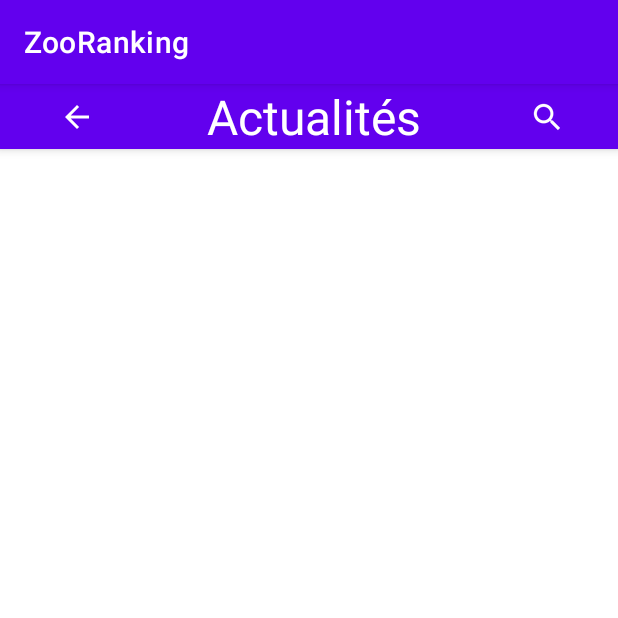
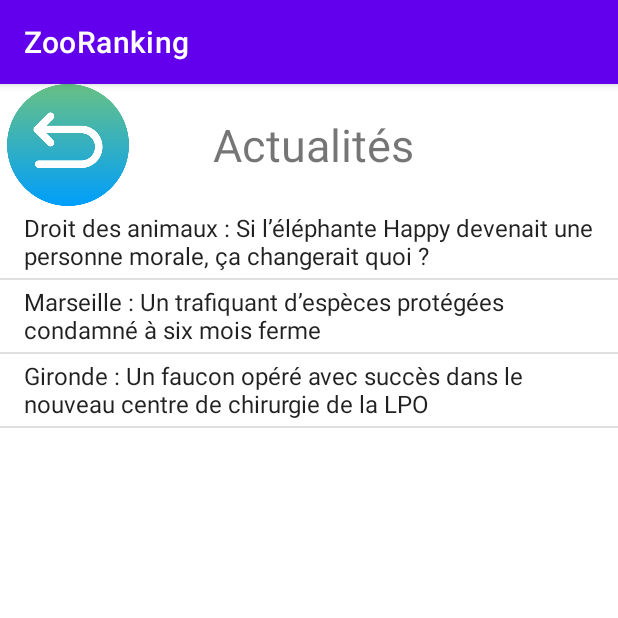
Before and after one commit to TheoGicquel/l3-ZooRanking-App, an Android app: the NewsActivity screen opened directly, with no data from a screen before it, on a phone screen of 412 x 824 dp, the top half of it. Run offline under Robolectric (Android 15) with nearby library versions, the phone set to English and light mode, and no system bars.

Commit message:
added code provided by Victor

```diff
--- a/app/src/main/java/zoo/turquoise/zooappturquoise/NewsActivity.java
+++ b/app/src/main/java/zoo/turquoise/zooappturquoise/NewsActivity.java
@@ -1,23 +1,37 @@
 package zoo.turquoise.zooappturquoise;
 
 import android.content.Intent;
+import android.net.Uri;
 import android.os.Bundle;
 import android.view.View;
+import android.widget.AdapterView;
+import android.widget.ArrayAdapter;
 import android.widget.ListView;
 import androidx.appcompat.app.AppCompatActivity;
 import androidx.cardview.widget.CardView;
 
 public class NewsActivity extends AppCompatActivity {
+
     @Override
     protected void onCreate(Bundle savedInstanceState) {
         super.onCreate(savedInstanceState);
         setContentView(R.layout.news_layout);
-        ListView newsListView = findViewById(R.id.newsListView);
 
+        NewsArticle new1 = new NewsArticle("Droit des animaux : Si l’éléphante Happy devenait une personne morale, ça changerait quoi ?", "https://www.20minutes.fr/societe/3296363-20220524-droit-animaux-si-elephante-happy-devenait-personne-morale-ca-changerait-quoi");
+        NewsArticle new2 = new NewsArticle("Marseille : Un trafiquant d’espèces protégées condamné à six mois ferme", "https://www.20minutes.fr/justice/3294283-20220520-marseille-trafiquant-especes-protegees-condamne-six-mois-ferme");
+        NewsArticle new3 = new NewsArticle("Gironde : Un faucon opéré avec succès dans le nouveau centre de chirurgie de la LPO","https://www.20minutes.fr/planete/3284955-20220506-gironde-faucon-opere-succes-nouveau-centre-chirurgie-lpo");
+        NewsArticle[] listNew = new NewsArticle[]{new1,new2, new3};
 
+        ListView listViewNew = (ListView) findViewById(R.id.listNews);
 
-        //newsListView.addView();
-
+        listViewNew.setAdapter(new ArrayAdapter<NewsArticle>(this, android.R.layout.simple_list_item_1, listNew));
+        listViewNew.setOnItemClickListener(new AdapterView.OnItemClickListener() {
+            @Override
+            public void onItemClick(AdapterView<?> adapterView, View view, int i, long l) {
+                Uri uri=Uri.parse(listNew[i].getUrl());
+                startActivity(new Intent(Intent.ACTION_VIEW,uri));
+            }
+        });
     }
     public void switchToMainActivity(View view) {
         Intent intent = new Intent(this, MainActivity.class);
@@ -26,11 +40,4 @@ public class NewsActivity extends AppCompatActivity {
 
     }
 
-
-    public void switchToRankingActivity(View view) {
-        Intent intent = new Intent(this, RankingActivity.class);
-        startActivity(intent);
-        finish();
-
-    }
 }
--- /dev/null
+++ b/app/src/main/java/zoo/turquoise/zooappturquoise/NewsArticle.java
@@ -0,0 +1,26 @@
+package zoo.turquoise.zooappturquoise;
+
+public class NewsArticle {
+    private String title, url;
+
+    public NewsArticle()
+    {
+        this.title = "Article introuvable";
+        this.url = "https://www.cjoint.com/doc/20_12/JLFrj6Sanqu_image-not-found.png";
+    }
+
+    public NewsArticle(String title, String url)
+    {
+        this.title = title;
+        this.url = url;
+    }
+
+    public  String getTitle(){ return title; }
+    public  String getUrl(){ return url; }
+
+    @Override
+    public String toString()
+    {
+        return title;
+    }
+}
--- a/app/src/main/res/layout/news_layout.xml
+++ b/app/src/main/res/layout/news_layout.xml
@@ -1,45 +1,22 @@
 <?xml version="1.0" encoding="utf-8"?>
-<androidx.constraintlayout.widget.ConstraintLayout xmlns:android="http://schemas.android.com/apk/res/android"
-                                                   xmlns:app="http://schemas.android.com/apk/res-auto"
-                                                   xmlns:tools="http://schemas.android.com/tools" android:layout_width="match_parent"
-                                                   android:layout_height="match_parent">
+<LinearLayout xmlns:android="http://schemas.android.com/apk/res/android"
+              xmlns:app="http://schemas.android.com/apk/res-auto"
+              xmlns:tools="http://schemas.android.com/tools" android:layout_width="match_parent"
+              android:layout_height="match_parent" android:orientation="vertical">
+    <LinearLayout android:layout_width="match_parent" android:layout_height="wrap_content">
+        <ImageButton
+                android:onClick="switchToMainActivity"
+                android:contentDescription="@string/goBackString"
+                android:layout_width="90dp"
+                android:layout_height="81dp" app:srcCompat="@drawable/icon_back" android:id="@+id/backButton2"
+                android:background="#00FFFFFF"
+                android:scaleType="centerInside"
+                app:layout_constraintTop_toTopOf="parent" app:layout_constraintStart_toStartOf="parent"/>
+        <TextView android:layout_width="238dp" android:layout_height="match_parent"
+                  android:text="@string/newsTitleBarText" android:gravity="center"
+                  android:textSize="30sp"  />
+    </LinearLayout>
 
-    <ListView
-            android:layout_width="0dp"
-            android:layout_height="0dp" android:layout_weight="1"
-            android:id="@+id/newsListView" app:layout_constraintEnd_toEndOf="parent"
-            app:layout_constraintStart_toStartOf="parent" app:layout_constraintTop_toBottomOf="@+id/appBarLayout"
-            app:layout_constraintBottom_toBottomOf="parent" android:layout_marginStart="8dp"
-            android:layout_marginEnd="8dp" android:layout_marginTop="8dp"/>
-    <com.google.android.material.appbar.AppBarLayout android:layout_height="wrap_content"
-                                                     android:layout_width="0dp"
-                                                     app:layout_constraintStart_toStartOf="parent"
-                                                     app:layout_constraintEnd_toEndOf="parent"
-                                                     app:layout_constraintHorizontal_bias="0.0"
-                                                     app:layout_constraintTop_toTopOf="parent"
-                                                     android:id="@+id/appBarLayout">
-
-        <LinearLayout android:layout_width="match_parent" android:layout_height="wrap_content"
-                      android:orientation="horizontal" android:gravity="fill_horizontal">
-            <ImageButton android:layout_width="wrap_content" android:layout_height="match_parent"
-                         android:onClick="switchToMainActivity"
-                         android:contentDescription="@string/goBackString"
-                         android:layout_weight="1"
-                         android:id="@+id/topBarBackButton" app:icon="?attr/actionModeCloseDrawable"
-                         android:textColor="#FFEB3B"
-                         android:gravity="start" android:textSize="32sp" android:src="?attr/actionModeCloseDrawable"
-                         android:background="#00FFFFFF" android:tint="#FFFFFF" android:minWidth="32dp"/>
-            <TextView android:layout_width="wrap_content" android:layout_height="match_parent"
-                      android:layout_weight="1"
-                      android:textAlignment="center" android:gravity="center"
-                      android:text="Actualités" android:textColor="#FFFFFF" android:textSize="32sp"/>
-            <ImageButton android:layout_width="wrap_content" android:layout_height="match_parent"
-                         android:onClick="switchToRankingActivity"
-                         android:contentDescription="@string/searchActionString"
-                         android:layout_weight="1"
-                         android:id="@+id/topBarSearchButton" app:icon="?android:attr/actionModeWebSearchDrawable"
-                         android:src="?android:attr/actionModeWebSearchDrawable"
-                         android:background="#00FFFFFF" android:tint="#FFFFFF"/>
-        </LinearLayout>
-    </com.google.android.material.appbar.AppBarLayout>
-</androidx.constraintlayout.widget.ConstraintLayout>
+    <ListView android:layout_width="match_parent" android:layout_height="match_parent"
+              android:id="@+id/listNews"/>
+</LinearLayout>
--- a/app/src/main/res/values/strings.xml
+++ b/app/src/main/res/values/strings.xml
@@ -47,5 +47,6 @@
     <string name="postReviewFieldDescription">Texte de votre avis</string>
     <string name="rankingtopbartext">Classement</string>
     <string name="searchFieldHint">recherche...</string>
+    <string name="newsTitleBarText">Actualités</string>
 
 </resources>
```
